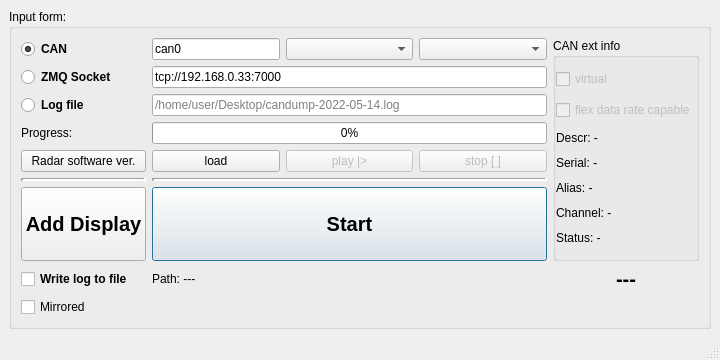
Old version of the form mainwindow.ui in the repository anatoltrush/RadarVisual.
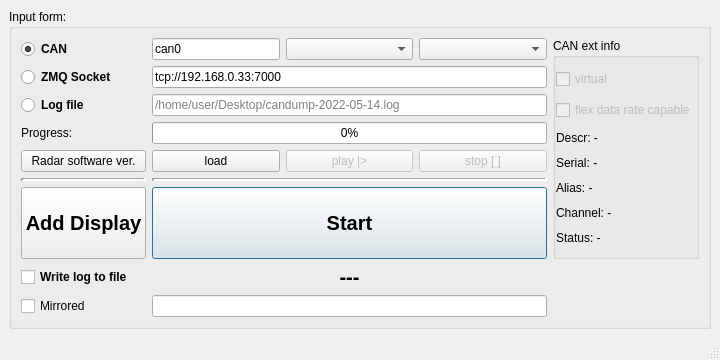
New version of the form. Icons and pictures are not drawn.

Diff of the .ui file:
```diff
--- a/mainwindow.ui
+++ b/mainwindow.ui
@@ -367,16 +367,6 @@
          </property>
         </widget>
        </item>
-       <item row="7" column="1">
-        <widget class="QLabel" name="lLogPath">
-         <property name="text">
-          <string>Path: ---</string>
-         </property>
-         <property name="wordWrap">
-          <bool>true</bool>
-         </property>
-        </widget>
-       </item>
        <item row="5" column="1">
         <widget class="Line" name="lnSep2">
          <property name="sizePolicy">
@@ -486,7 +476,7 @@
          </property>
         </widget>
        </item>
-       <item row="7" column="2">
+       <item row="7" column="1">
         <widget class="QLabel" name="lLogIndicator">
          <property name="sizePolicy">
           <sizepolicy hsizetype="Preferred" vsizetype="Preferred">
@@ -509,6 +499,13 @@
          </property>
         </widget>
        </item>
+       <item row="8" column="1">
+        <widget class="QLineEdit" name="lELogPath">
+         <property name="readOnly">
+          <bool>true</bool>
+         </property>
+        </widget>
+       </item>
       </layout>
      </widget>
     </item>
```
